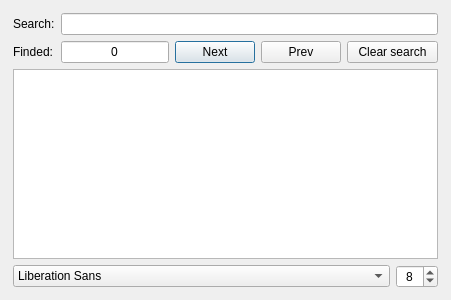
Old version of the form UntitledQtWidgetsProject/texteditor.ui in the repository gkirgizov/Qt.
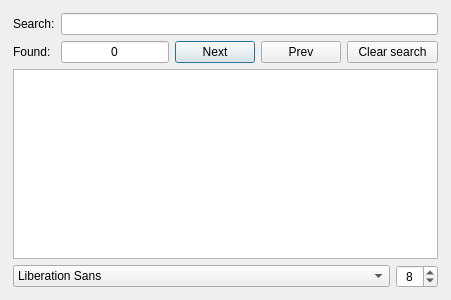
New version of the form.

Commit message: English grammar fix

Patch:
```diff
--- a/UntitledQtWidgetsProject/texteditor.ui
+++ b/UntitledQtWidgetsProject/texteditor.ui
@@ -25,7 +25,7 @@
   <property name="windowTitle">
    <string>Text Finder</string>
   </property>
-  <widget class="QWidget" name="">
+  <widget class="QWidget" name="layoutWidget">
    <property name="geometry">
     <rect>
      <x>10</x>
@@ -97,7 +97,7 @@
     <item row="1" column="0">
      <widget class="QLabel" name="label">
       <property name="text">
-       <string>Finded:</string>
+       <string>Found:</string>
       </property>
       <property name="alignment">
        <set>Qt::AlignLeading|Qt::AlignLeft|Qt::AlignVCenter</set>
```
Left out of the diff: 13 changed lines with no effect on the pictures. The commit also changes 1 other file.
